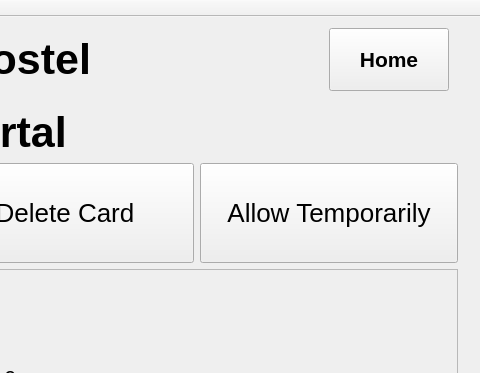
y-gupta/rfid-auth-system, file GUI/CSP315/mainwindow.ui: the form before one commit; both pictures show x 614 to 1094 and y 0 to 373 of the 1094 by 554 pixel window.
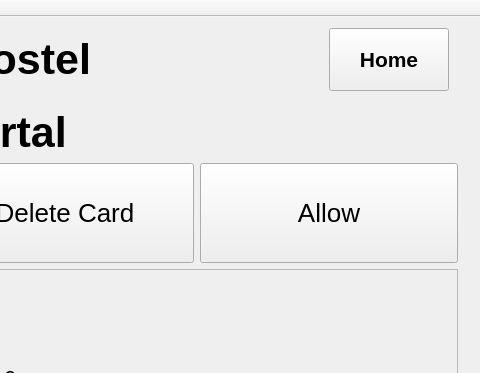
The form after the commit. The open tabs and pages were chosen to show the change. Icons and pictures are not drawn.

```diff
--- a/GUI/CSP315/mainwindow.ui
+++ b/GUI/CSP315/mainwindow.ui
@@ -1195,7 +1195,17 @@
            <string notr="true">font-size:26px;</string>
           </property>
           <property name="text">
-           <string>Allow Temporarily</string>
+           <string>Allow</string>
+          </property>
+          <property name="icon">
+           <iconset resource="resources.qrc">
+            <normaloff>:/images/logout.png</normaloff>:/images/logout.png</iconset>
+          </property>
+          <property name="iconSize">
+           <size>
+            <width>60</width>
+            <height>60</height>
+           </size>
           </property>
          </widget>
         </item>
```
Left out of the diff: 8 changed lines with no effect on the pictures.
